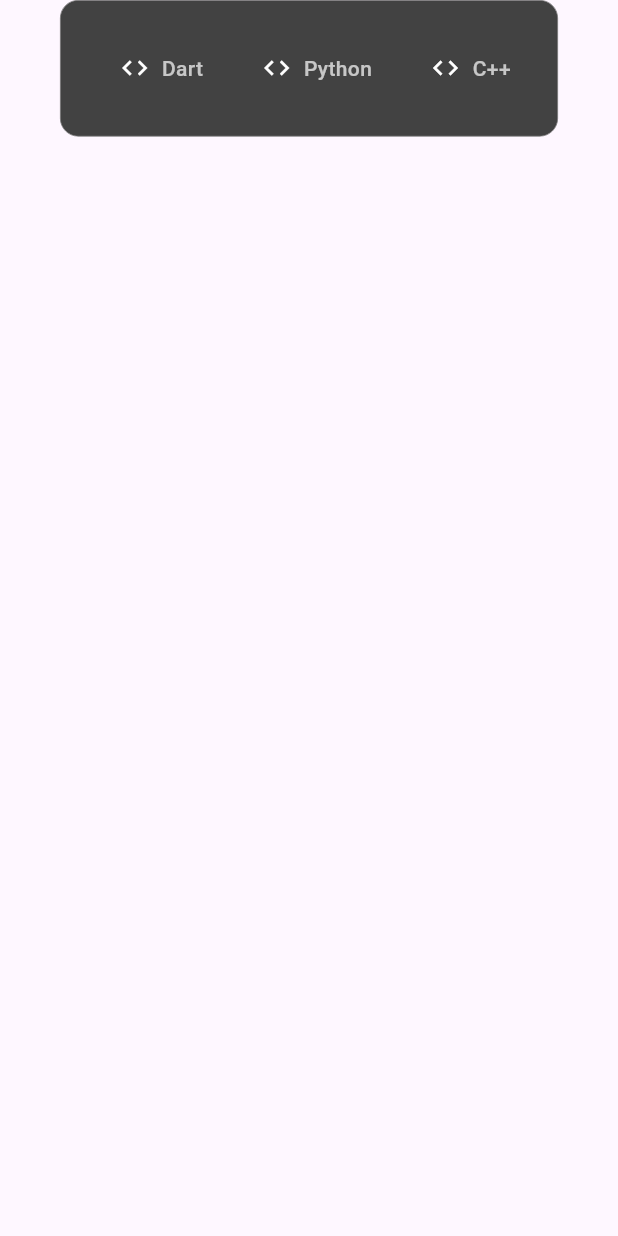
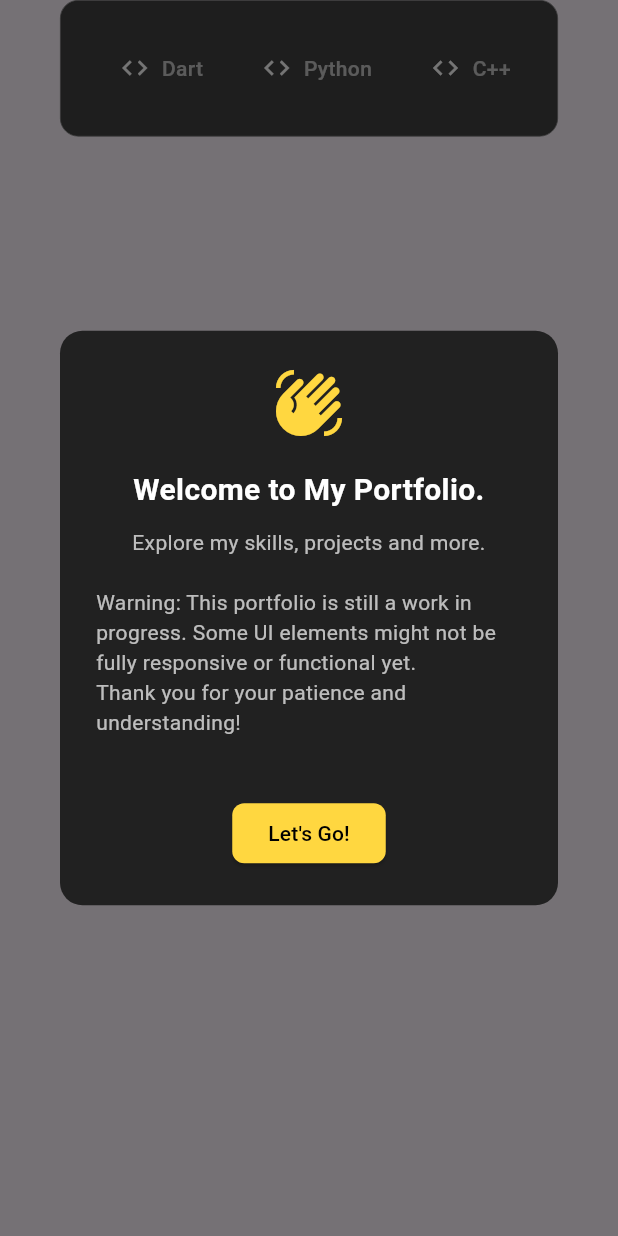
Before and after one commit to DeveloperKits/developerkits.github.io, a Flutter app: the SkillAnimation widget shown alone on an empty page, opened directly, on a phone screen of 412 x 824 dp. Run offline on Flutter 3.47's test engine with Material 3 defaults, Android fonts, the phone set to English and light mode, and no system bars.

Commit message:
feat: add welcome dialog & change in main

```diff
--- a/lib/presentation/component/skill_animation.dart
+++ b/lib/presentation/component/skill_animation.dart
@@ -1,6 +1,7 @@
 import 'dart:async';
 
 import 'package:flutter/material.dart';
+import 'package:portfolio/presentation/helper/WelcomeDialog.dart';
 import 'package:portfolio/presentation/model/skill_item.dart';
 
 class SkillAnimation extends StatefulWidget {
@@ -33,6 +34,9 @@ class _SkillAnimationState extends State<SkillAnimation> {
   @override
   void initState() {
     super.initState();
+    WidgetsBinding.instance.addPostFrameCallback((_) {
+      showWelcomeDialog(context);
+    });
     _startAutoScroll();
   }
 
--- /dev/null
+++ b/lib/presentation/helper/WelcomeDialog.dart
@@ -0,0 +1,66 @@
+import 'package:flutter/material.dart';
+
+void showWelcomeDialog(BuildContext context) {
+  showDialog(
+    context: context,
+    barrierDismissible: false, // User must tap button to close
+    builder: (context) {
+      return Dialog(
+        backgroundColor: Colors.grey[900],
+        shape: RoundedRectangleBorder(
+          borderRadius: BorderRadius.circular(15),
+        ),
+        child: Padding(
+          padding: const EdgeInsets.all(24),
+          child: Column(
+            mainAxisSize: MainAxisSize.min,
+            children: [
+              const Icon(Icons.waving_hand, size: 48, color: Colors.amberAccent),
+              const SizedBox(height: 20),
+              const Text(
+                "Welcome to My Portfolio.",
+                textAlign: TextAlign.center,
+                style: TextStyle(
+                  color: Colors.white,
+                  fontSize: 20,
+                  fontWeight: FontWeight.bold,
+                ),
+              ),
+              const SizedBox(height: 10),
+              const Text(
+                "Explore my skills, projects and more.",
+                textAlign: TextAlign.center,
+                style: TextStyle(
+                  color: Colors.white70,
+                  fontSize: 14,
+                ),
+              ),
+              const Text(
+                "\nWarning: This portfolio is still a work in progress. Some UI elements might not be fully responsive or functional yet.\nThank you for your patience and understanding!",
+                textAlign: TextAlign.start,
+                style: TextStyle(
+                  color: Colors.white70,
+                  fontSize: 14,
+                ),
+              ),
+              const SizedBox(height: 40),
+              ElevatedButton(
+                style: ElevatedButton.styleFrom(
+                  backgroundColor: Colors.amberAccent,
+                  foregroundColor: Colors.black,
+                  shape: RoundedRectangleBorder(
+                    borderRadius: BorderRadius.circular(8),
+                  ),
+                ),
+                onPressed: () {
+                  Navigator.of(context).pop();
+                },
+                child: const Text("Let's Go!"),
+              ),
+            ],
+          ),
+        ),
+      );
+    },
+  );
+}
--- a/lib/presentation/screen/main_view.dart
+++ b/lib/presentation/screen/main_view.dart
@@ -2,6 +2,7 @@ import 'package:flutter/material.dart';
 import 'package:portfolio/presentation/component/intro_section.dart';
 import 'package:portfolio/presentation/component/long_details.dart';
 import 'package:portfolio/presentation/component/photo_section.dart';
+import 'package:portfolio/presentation/component/skill_animation.dart';
 import 'package:portfolio/presentation/component/skill_section.dart';
 import 'package:portfolio/presentation/helper/GridPainter.dart';
 
@@ -27,7 +28,7 @@ class MainView extends StatelessWidget {
               crossAxisAlignment: CrossAxisAlignment.start,
               children: [
                 Container(
-                  margin: const EdgeInsets.symmetric(vertical: 30, horizontal: 20),
+                  margin: const EdgeInsets.symmetric(vertical: 50, horizontal: 20),
                   decoration: BoxDecoration(
                     color: Colors.grey.shade900,
                     borderRadius: BorderRadius.circular(20),
@@ -41,7 +42,8 @@ class MainView extends StatelessWidget {
                           Expanded(flex: 3, child: LongDetailsSection()),
                         ],
                       ),
-                      //SkillSection(),
+                      SkillSection(),
+                      SkillAnimation(),
                     ],
                   ),
                 ),
```
